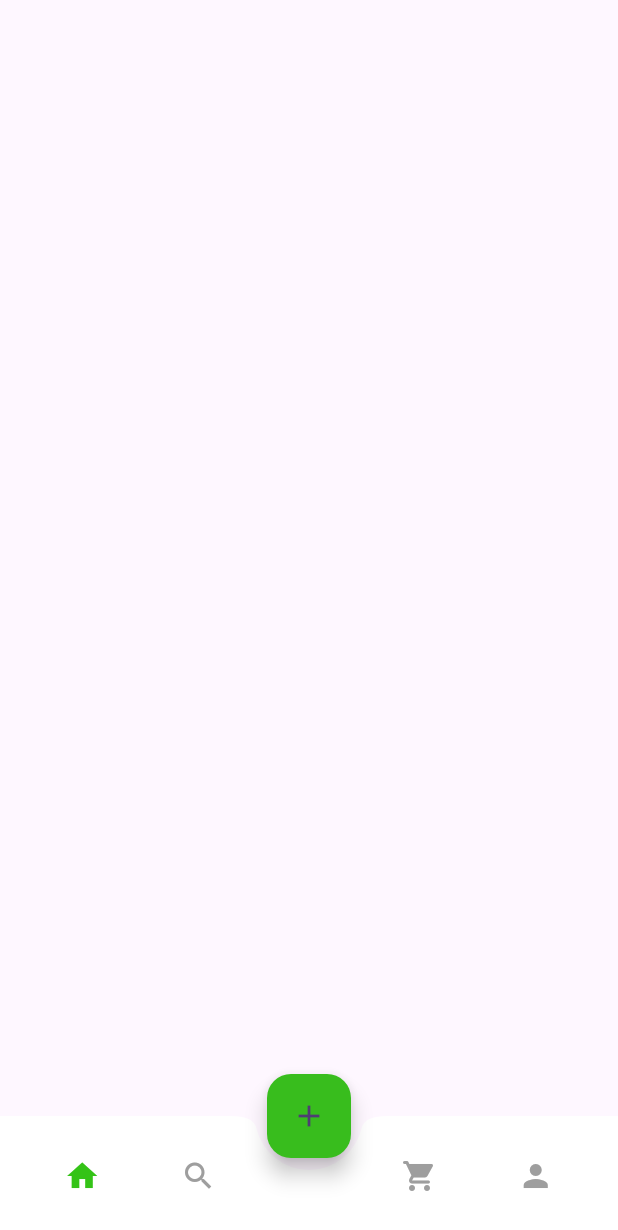
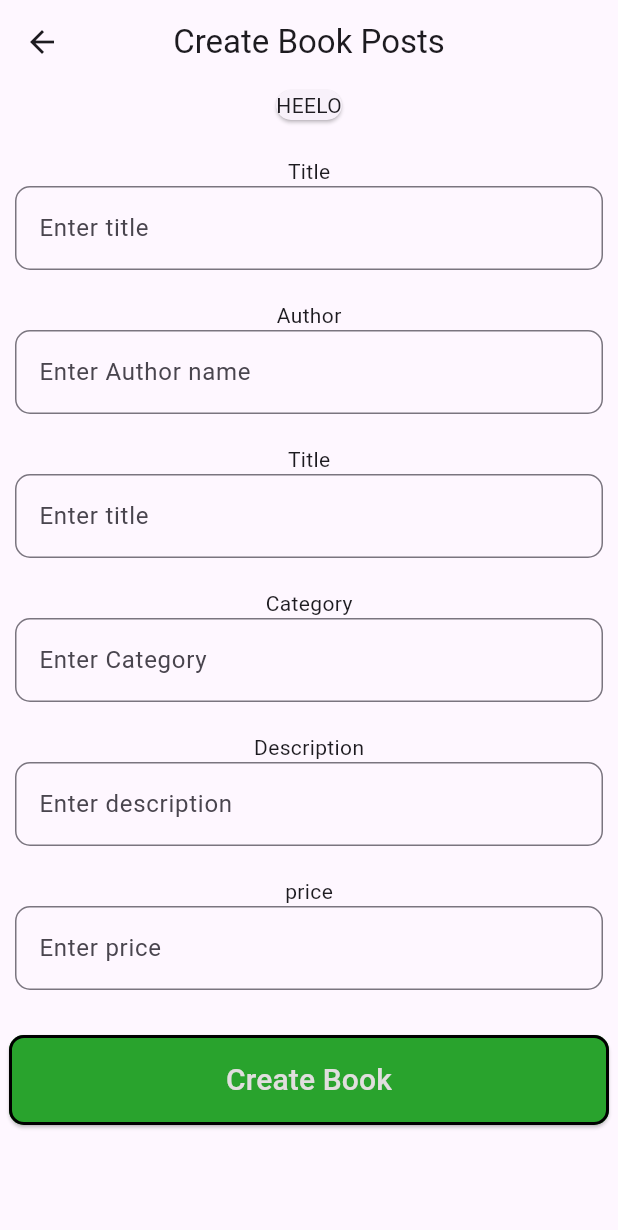
Before and after one commit to nahom-zenebe/Book-store-app, a Flutter app: the Bottomnavbar screen opened directly, after a tap on the "add" icon, on a phone screen of 412 x 824 dp. Shown: the top 1230 px of the screen. Run offline on Flutter 3.47's test engine with Material 3 defaults, Android fonts, the phone set to English and light mode, and no system bars; our stand-ins replace bloc, equatable, flutter_bloc, fluttertoast; network calls fail.

Commit message:
creating a book post

```diff
--- /dev/null
+++ b/book_store_app/lib/pages/CreateBook.dart
@@ -0,0 +1,163 @@
+import 'package:flutter/material.dart';
+
+class Createbook extends StatefulWidget {
+  const Createbook({super.key});
+
+  @override
+  State<Createbook> createState() => _CreatebookState();
+}
+
+class _CreatebookState extends State<Createbook> {
+  @override
+  Widget build(BuildContext context) {
+    return Scaffold(
+      appBar: AppBar(
+        title: Text("Create Book Posts"),
+        centerTitle: true,
+
+      ),
+      body:  Column(
+          children: [
+
+
+          Card(
+            borderOnForeground:true ,
+            child: Text("HEELO"),
+
+          ),
+
+
+
+            SizedBox(
+              height: 20,
+            ),
+            Text("Title"),
+
+            Container(
+              margin: EdgeInsets.only(left: 10,right: 10),
+              child: TextFormField(
+                  decoration: InputDecoration(
+                    hintText: "Enter title" ,
+                    border: OutlineInputBorder(
+                      borderRadius: BorderRadius.circular(10)
+
+                    )
+                  ),
+
+              ),
+            ),
+             SizedBox(
+              height: 20,
+            ),
+            Text("Author"),
+
+            Container(
+              margin: EdgeInsets.only(left: 10,right: 10),
+              child: TextFormField(
+                  decoration: InputDecoration(
+                    hintText: "Enter Author name" ,
+                    border: OutlineInputBorder(
+                      borderRadius: BorderRadius.circular(10)
+
+                    )
+                  ),
+
+              ),
+            ),
+             SizedBox(
+              height: 20,
+            ),
+            Text("Title"),
+
+            Container(
+              margin: EdgeInsets.only(left: 10,right: 10),
+              child: TextFormField(
+                  decoration: InputDecoration(
+                    hintText: "Enter title" ,
+                    border: OutlineInputBorder(
+                      borderRadius: BorderRadius.circular(10)
+
+                    )
+                  ),
+
+              ),
+            ),
+             SizedBox(
+              height: 20,
+            ),
+            Text("Category"),
+
+            Container(
+              margin: EdgeInsets.only(left: 10,right: 10),
+              child: TextFormField(
+                  decoration: InputDecoration(
+                    hintText: "Enter Category" ,
+                    border: OutlineInputBorder(
+                      borderRadius: BorderRadius.circular(10)
+
+                    )
+                  ),
+
+              ),
+            ),
+             SizedBox(
+              height: 20,
+            ),
+            Text("Description"),
+
+            Container(
+              margin: EdgeInsets.only(left: 10,right: 10),
+              child: TextFormField(
+                  decoration: InputDecoration(
+                    hintText: "Enter description" ,
+                    border: OutlineInputBorder(
+                      borderRadius: BorderRadius.circular(10)
+
+                    )
+                  ),
+
+              ),
+            ),
+             SizedBox(
+              height: 20,
+            ),
+            Text("price"),
+
+            Container(
+              margin: EdgeInsets.only(left: 10,right: 10),
+              child: TextFormField(
+                  decoration: InputDecoration(
+                    hintText: "Enter price" ,
+                    border: OutlineInputBorder(
+                      borderRadius: BorderRadius.circular(10)
+
+                    )
+                  ),
+
+              ),
+            ), SizedBox(
+              height: 30,
+            ),
+           ElevatedButton(
+                onPressed: () {
+
+
+                },
+                style: ElevatedButton.styleFrom(
+                    minimumSize: Size(400, 60),
+                    shape: RoundedRectangleBorder(
+                        borderRadius: BorderRadius.circular(10)),
+                    backgroundColor: const Color.fromARGB(255, 41, 163, 45),
+                    side: BorderSide(color: Colors.black, width: 2)),
+                child: Text(
+                  "Create Book",
+                  style: TextStyle(
+                      color: const Color.fromARGB(255, 225, 222, 222),
+                      fontSize: 20.0),
+                ))
+          ],
+        ),
+
+    );
+  }
+}
--- a/book_store_app/lib/widgets/BottomNavBar.dart
+++ b/book_store_app/lib/widgets/BottomNavBar.dart
@@ -1,5 +1,6 @@
 import 'package:book_store_app/Features/Book/presentation/pages/Bookpages.dart';
 import 'package:book_store_app/pages/Cartpage.dart';
+import 'package:book_store_app/pages/CreateBook.dart';
 import 'package:flutter/material.dart';
 
 class Bottomnavbar extends StatefulWidget {
@@ -26,7 +27,8 @@ class _BottomnavbarState extends State<Bottomnavbar> {
       floatingActionButtonLocation: FloatingActionButtonLocation.centerDocked,
       floatingActionButton: FloatingActionButton(
         onPressed: () {
-          // Handle adding a book or another action, but don't navigate to Bookpages
+          Navigator.push(
+              context, MaterialPageRoute(builder: (context) => Createbook()));
         },
         backgroundColor: const Color.fromARGB(255, 56, 189, 29),
         child: Icon(Icons.add),
@@ -40,7 +42,9 @@ class _BottomnavbarState extends State<Bottomnavbar> {
           children: [
             IconButton(
               icon: Icon(Icons.home),
-              color: _selectedIndex == 0 ? const Color.fromARGB(255, 52, 195, 23) : Colors.grey,
+              color: _selectedIndex == 0
+                  ? const Color.fromARGB(255, 52, 195, 23)
+                  : Colors.grey,
               onPressed: () {
                 setState(() {
                   _selectedIndex = 0;
@@ -49,7 +53,9 @@ class _BottomnavbarState extends State<Bottomnavbar> {
             ),
             IconButton(
               icon: Icon(Icons.search),
-              color: _selectedIndex == 1 ? const Color.fromARGB(255, 52, 195, 23) : Colors.grey,
+              color: _selectedIndex == 1
+                  ? const Color.fromARGB(255, 52, 195, 23)
+                  : Colors.grey,
               onPressed: () {
                 setState(() {
                   _selectedIndex = 1;
@@ -59,9 +65,10 @@ class _BottomnavbarState extends State<Bottomnavbar> {
             SizedBox(width: 40),
             IconButton(
               icon: Icon(Icons.shopping_cart_rounded),
-              color: _selectedIndex == 2 ? const Color.fromARGB(255, 52, 195, 23) : Colors.grey,
+              color: _selectedIndex == 2
+                  ? const Color.fromARGB(255, 52, 195, 23)
+                  : Colors.grey,
               onPressed: () {
-
                 setState(() {
                   _selectedIndex = 2;
                 });
@@ -69,7 +76,9 @@ class _BottomnavbarState extends State<Bottomnavbar> {
             ),
             IconButton(
               icon: Icon(Icons.person),
-              color: _selectedIndex == 3 ? const Color.fromARGB(255, 52, 195, 23) : Colors.grey,
+              color: _selectedIndex == 3
+                  ? const Color.fromARGB(255, 52, 195, 23)
+                  : Colors.grey,
               onPressed: () {
                 setState(() {
                   _selectedIndex = 3;
--- a/book_store_app/pubspec.yaml
+++ b/book_store_app/pubspec.yaml
@@ -64,6 +64,7 @@ flutter:
   # To add assets to your application, add an assets section, like this:
   assets:
     - assets/books.jpg
+    - assets/image.svg
 
   # An image asset can refer to one or more resolution-specific "variants", see
   # https://flutter.dev/to/resolution-aware-images
```
Also changed, not shown: book_store_app/assets/image.svg (added), 1 other file.
